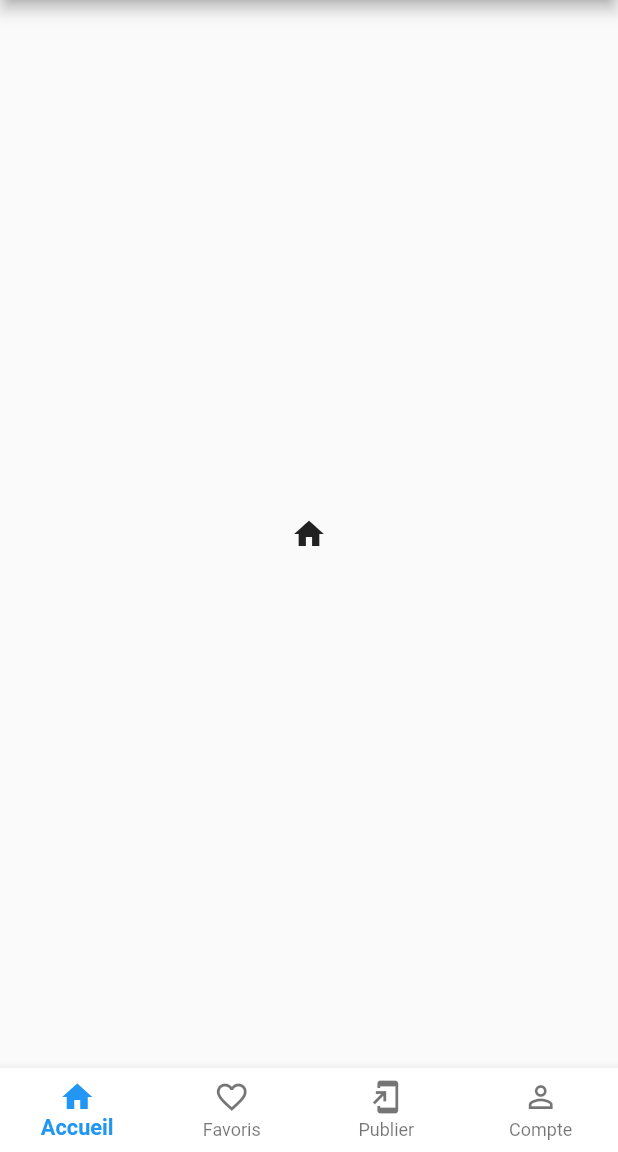
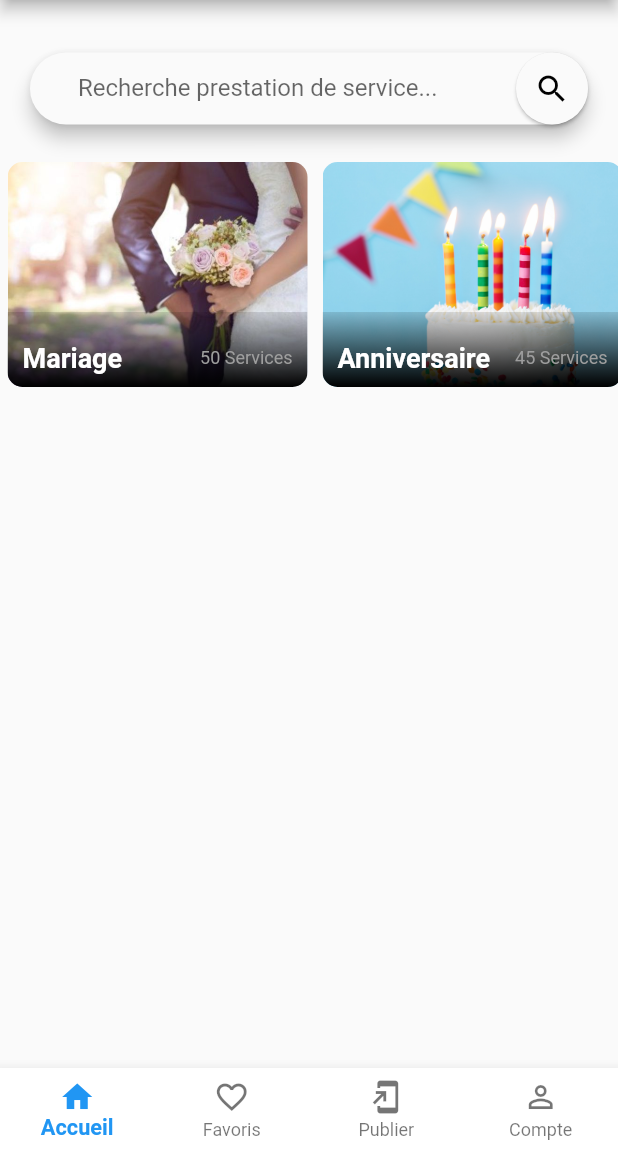
Before and after one commit to ang67/allo_event, a Flutter app: the screen it shows after launch, on a phone screen of 412 x 824 dp, the part 84-1236 px from its top. Run offline on Flutter 3.47's test engine with Material 2 defaults, Android fonts, the phone set to English and light mode, and no system bars; our stand-ins replace shared_preferences.

Commit message:
Search field,single events scrollView, event model

```diff
--- /dev/null
+++ b/lib/controller/controler.dart
@@ -0,0 +1 @@
+class Controller {}
--- /dev/null
+++ b/lib/models/event_model.dart
@@ -0,0 +1,21 @@
+class Event {
+  final int id;
+  final String eventName;
+  final int numberOfItems;
+  final String imagePath;
+
+  Event({this.id, this.eventName, this.numberOfItems, this.imagePath});
+
+  Event.fromJson(Map<String, dynamic> json)
+      : id = json['id'],
+        eventName = json['eventName'],
+        numberOfItems = json['numberOfItems'],
+        imagePath = json['imagePath'];
+
+  Map<String, dynamic> toJson() => {
+        'id': id,
+        'eventName': eventName,
+        'numberOfItems': numberOfItems,
+        'imagePath': imagePath,
+      };
+}
--- /dev/null
+++ b/lib/models/model.dart
@@ -0,0 +1 @@
+class Model {}
--- a/lib/views/home/home.dart
+++ b/lib/views/home/home.dart
@@ -1,5 +1,14 @@
+import 'package:allo_event/data/event_data.dart';
+import 'package:allo_event/models/event_model.dart';
 import 'package:allo_event/utils/ui_constantes.dart';
+import 'package:allo_event/widgets/card/list_event_card.dart';
+import 'package:allo_event/widgets/search/search_field.dart';
+
 import 'package:flutter/material.dart';
+
+Future<List<Event>> fetchEvent() async {
+  return EVENTDATA.map((event) => Event.fromJson(event)).toList();
+}
 
 class HomePage extends StatefulWidget {
   @override
@@ -7,7 +16,13 @@ class HomePage extends StatefulWidget {
 }
 
 class _HomePageState extends State<HomePage> {
-  //Do something with searchText. Note: This is not a result.
+  Future<List<Event>> futureEvents;
+
+  @override
+  void initState() {
+    super.initState();
+    futureEvents = fetchEvent();
+  }
 
   @override
   Widget build(BuildContext context) {
@@ -37,6 +52,36 @@ class _HomePageState extends State<HomePage> {
             }),
           ],
         ),
-        body: Center(child: Icon(Icons.home)));
+        body: Container(
+          child: Center(
+            child: Column(
+              children: <Widget>[
+                SizedBox(height: 35),
+                SearchField(),
+                SizedBox(height: 20),
+                FutureBuilder<List<Event>>(
+                  future: futureEvents,
+                  builder: (context, snapshot) {
+                    if (snapshot.hasData) {
+                      List<Event> events = snapshot.data;
+                      events.forEach((element) {
+                        print(element.toJson());
+                      });
+                      print(events[0].id);
+                      return SingleChildScrollView(
+                          scrollDirection: Axis.horizontal,
+                          child: Container(
+                            child: ListEventCard(events: events),
+                          ));
+                    } else if (snapshot.hasError) {
+                      return Text("${snapshot.error}");
+                    }
+                    return CircularProgressIndicator();
+                  },
+                ),
+              ],
+            ),
+          ),
+        ));
   }
 }
--- a/lib/views/theme.dart
+++ b/lib/views/theme.dart
@@ -10,13 +10,13 @@ ThemeData buildBaseTheme() {
       fontFamily: null,
       accentIconTheme: IconThemeData(color: Colors.orange[900]),
       textTheme: TextTheme(
-
-          // headline1: TextStyle(fontSize: 20.0, fontWeight: FontWeight.bold, color: Colors.black87),
-          // headline2: TextStyle(fontSize: 17.0, fontWeight: FontWeight.bold, color: Colors.black87),
-          // bodyText1: TextStyle(fontSize: 17.0, color: Colors.black54),
-          // bodyText2: TextStyle(fontSize: 12.0, color: Colors.black54),
-
-          )
+        headline1: TextStyle(
+            fontSize: 20.0, fontWeight: FontWeight.bold, color: Colors.black87),
+        headline2: TextStyle(
+            fontSize: 17.0, fontWeight: FontWeight.bold, color: Colors.black87),
+        bodyText1: TextStyle(fontSize: 17.0, color: Colors.black54),
+        bodyText2: TextStyle(fontSize: 12.0, color: Colors.black54),
+      )
       // Define the default TextTheme. Use this to specify the default
       // text styling for headlines, titles, bodies of text, and more.
 
--- /dev/null
+++ b/lib/widgets/card/event_card.dart
@@ -0,0 +1,88 @@
+import 'package:flutter/material.dart';
+
+class EventCard extends StatefulWidget {
+  final int id;
+  final String eventName;
+  final int numberOfItems;
+  final String imagePath;
+
+  EventCard({
+    this.id,
+    this.eventName,
+    this.imagePath,
+    this.numberOfItems,
+  });
+
+  @override
+  _EventCardState createState() => _EventCardState();
+}
+
+class _EventCardState extends State<EventCard> {
+  var cardText = TextStyle(fontSize: 16.0, fontWeight: FontWeight.bold);
+
+  @override
+  Widget build(BuildContext context) {
+    return Container(
+      padding: EdgeInsets.all(5),
+      child: ClipRRect(
+        borderRadius: BorderRadius.all(
+          Radius.circular(10.0),
+        ),
+        child: Stack(
+          children: <Widget>[
+            Container(
+              height: 150.0,
+              width: 200.0,
+              child: Image(
+                image: AssetImage(widget.imagePath),
+                fit: BoxFit.cover,
+              ),
+            ),
+            Positioned(
+              left: 0.0,
+              top: 100.0,
+              width: 200.0,
+              height: 50.0,
+              child: Container(
+                decoration: BoxDecoration(
+                    gradient: LinearGradient(
+                        begin: Alignment.bottomCenter,
+                        end: Alignment.topCenter,
+                        colors: [Colors.black, Colors.black12])),
+              ),
+            ),
+            Positioned(
+              left: 10.0,
+              top: 120,
+              right: 10.0,
+              child: Row(
+                mainAxisAlignment: MainAxisAlignment.spaceBetween,
+                children: <Widget>[
+                  Column(
+                    crossAxisAlignment: CrossAxisAlignment.start,
+                    children: <Widget>[
+                      Text(
+                        widget.eventName,
+                        style: TextStyle(
+                            fontSize: 18.0,
+                            fontWeight: FontWeight.bold,
+                            color: Colors.white),
+                      ),
+                    ],
+                  ),
+                  Column(
+                    crossAxisAlignment: CrossAxisAlignment.end,
+                    children: <Widget>[
+                      Text("${widget.numberOfItems} Services",
+                          style: TextStyle(color: Colors.grey))
+                    ],
+                  ),
+                ],
+              ),
+            ),
+          ],
+        ),
+      ),
+    );
+  }
+}
--- /dev/null
+++ b/lib/widgets/card/list_event_card.dart
@@ -0,0 +1,21 @@
+import 'package:allo_event/models/event_model.dart';
+import 'package:allo_event/widgets/card/event_card.dart';
+import 'package:flutter/material.dart';
+
+class ListEventCard extends StatelessWidget {
+  List<Event> events;
+  ListEventCard({this.events});
+  @override
+  Widget build(BuildContext context) {
+    var x = events.map((event) {
+      return EventCard(
+          id: event.id,
+          eventName: event.eventName,
+          numberOfItems: event.numberOfItems,
+          imagePath: event.imagePath);
+    }).toList();
+    return Row(
+      children: <Widget>[...x],
+    );
+  }
+}
--- /dev/null
+++ b/lib/widgets/search/search_field.dart
@@ -0,0 +1,76 @@
+import 'package:allo_event/widgets/search/Data_search.dart';
+import 'package:flutter/material.dart';
+import 'package:shared_preferences/shared_preferences.dart';
+
+class SearchField extends StatefulWidget {
+  @override
+  _SearchFieldState createState() => _SearchFieldState();
+}
+
+class _SearchFieldState extends State<SearchField> {
+  Future<void> _showSearch() async {
+    final searchText = await showSearch<String>(
+      context: context,
+      delegate: DataSearch(
+        onSearchChanged: _getRecentSearchesLike,
+      ),
+    );
+
+    //Save the searchText to SharedPref so that next time you can use them as recent searches.
+    await _saveToRecentSearches(searchText);
+
+    //Do something with searchText. Note: This is not a result.
+  }
+
+  Future<List<String>> _getRecentSearchesLike(String query) async {
+    final pref = await SharedPreferences.getInstance();
+    final allSearches = pref.getStringList("recentSearches") ?? [];
+    return allSearches.where((search) => search.startsWith(query)).toList();
+  }
+
+  Future<void> _saveToRecentSearches(String searchText) async {
+    if (searchText == null) return; //Should not be null
+    final pref = await SharedPreferences.getInstance();
+
+    //Use `Set` to avoid duplication of recentSearches
+    Set<String> allSearches =
+        pref.getStringList("recentSearches")?.toSet() ?? {};
+
+    //Place it at first in the set
+    allSearches = {searchText, ...allSearches};
+    pref.setStringList("recentSearches", allSearches.toList());
+  }
+
+  final _formKey = GlobalKey<FormState>();
+  @override
+  Widget build(BuildContext context) {
+    return Container(
+      margin: EdgeInsets.only(right: 20, left: 20),
+      child: Material(
+        elevation: 5.0,
+        borderRadius: BorderRadius.all(Radius.circular(30.0)),
+        child: Form(
+          key: _formKey,
+          child: TextFormField(
+              style: TextStyle(color: Colors.black, fontSize: 16.0),
+              cursorColor: Theme.of(context).primaryColor,
+              decoration: InputDecoration(
+                  contentPadding:
+                      EdgeInsets.symmetric(horizontal: 32.0, vertical: 14.0),
+                  suffixIcon: Material(
+                      elevation: 1.0,
+                      borderRadius: BorderRadius.all(Radius.circular(30.0)),
+                      child: Icon(
+                        Icons.search,
+                        color: Colors.black,
+                      )),
+                  border: InputBorder.none,
+                  hintText: "Recherche prestation de service..."),
+              onTap: () {
+                _showSearch();
+              }),
+        ),
+      ),
+    );
+  }
+}
--- a/pubspec.yaml
+++ b/pubspec.yaml
@@ -20,6 +20,7 @@ dependencies:
   flutter:
     sdk: flutter
   url_launcher: ^5.5.0
+  shared_preferences: ^0.5.8
 
   # The following adds the Cupertino Icons font to your application.
   # Use with the CupertinoIcons class for iOS style icons.
@@ -42,8 +43,8 @@ flutter:
   uses-material-design: true
 
   # To add assets to your application, add an assets section, like this:
-  # assets:
-  #  - images/a_dot_burr.jpeg
+  assets:
+    - assets/images/events/
   #  - images/a_dot_ham.jpeg
 
   # An image asset can refer to one or more resolution-specific "variants", see
```
Also changed, not shown: lib/data/event_data.dart (added, +38 -0 lines), lib/models/service_model.dart (added, +8 -0 lines), lib/widgets/card/card_service.dart (added, +114 -0 lines), lib/widgets/search/Data_search.dart (added, +94 -0 lines), assets/images/events/anniversaire.png (added), assets/images/events/autre.jpg (added), assets/images/events/bal.jpg (added), assets/images/events/concert.jpg (added), assets/images/events/deces.jpg (added), assets/images/events/gala.jpg (added), assets/images/events/mariage.jpg (added), pubspec.lock.
